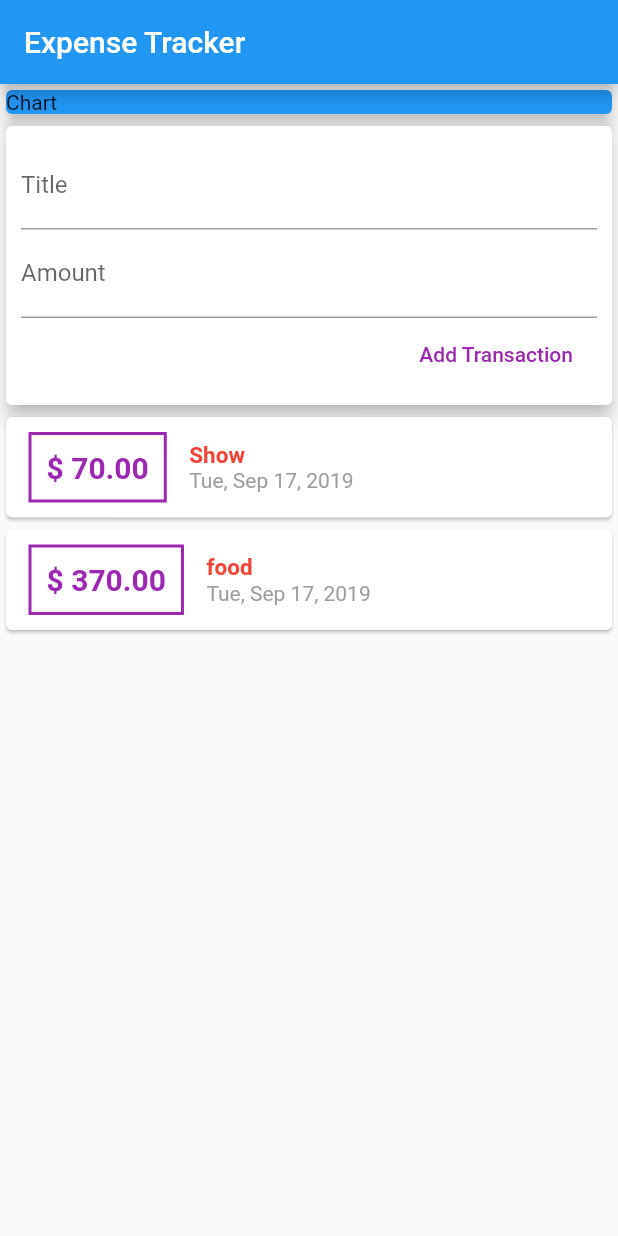
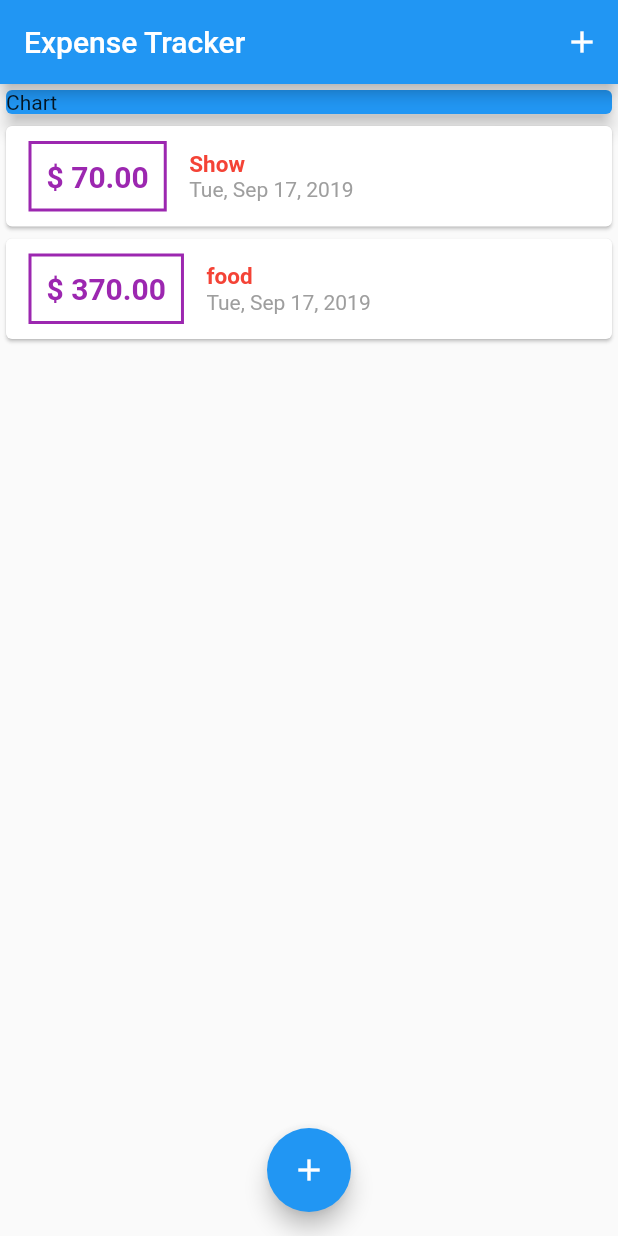
Before and after one commit to jithinlal/udemy_course_flutter, a Flutter app: the screen it shows after launch, on a phone screen of 412 x 824 dp. Run offline on Flutter 3.47's test engine with Material 2 defaults, Android fonts, the phone set to English and light mode, and no system bars.

```diff
--- a/expense_tracker/lib/main.dart
+++ b/expense_tracker/lib/main.dart
@@ -1,4 +1,6 @@
-import 'package:expense_tracker/widgets/user_transactions.dart';
+import 'package:expense_tracker/model/Transaction.dart';
+import 'package:expense_tracker/widgets/new_transaction.dart';
+import 'package:expense_tracker/widgets/transaction_list.dart';
 import 'package:flutter/material.dart';
 
 void main() => runApp(MyApp());
@@ -8,20 +10,75 @@ class MyApp extends StatelessWidget {
   Widget build(BuildContext context) {
     return MaterialApp(
       title: 'Expense Tracker',
+      debugShowCheckedModeBanner: false,
       home: MyHomePage(),
     );
   }
 }
 
-class MyHomePage extends StatelessWidget {
+class MyHomePage extends StatefulWidget {
 //  String titleInput;
 //  String amountInput;
+  @override
+  _MyHomePageState createState() => _MyHomePageState();
+}
+
+class _MyHomePageState extends State<MyHomePage> {
+  void _startAddNewTransaction(BuildContext ctx) {
+    showModalBottomSheet(
+        context: ctx,
+        builder: (BuildContext bctx) {
+          return GestureDetector(
+            child: NewTransaction(_addNewTransaction),
+            onTap: () {},
+            behavior: HitTestBehavior.opaque,
+          );
+        });
+  }
+
+  final List<Transaction> _userTransactions = [
+    Transaction(
+      id: 't1',
+      title: 'Show',
+      amount: 70,
+      date: DateTime.now(),
+    ),
+    Transaction(
+      id: 't2',
+      title: 'food',
+      amount: 370,
+      date: DateTime.now(),
+    )
+  ];
+
+  void _addNewTransaction(String txTitle, double txAmount) {
+    final newTx = new Transaction(
+      id: DateTime.now().toString(),
+      title: txTitle,
+      amount: txAmount,
+      date: DateTime.now(),
+    );
+
+    setState(() {
+      _userTransactions.add(newTx);
+    });
+  }
 
   @override
   Widget build(BuildContext context) {
     return Scaffold(
       appBar: AppBar(
         title: Text('Expense Tracker'),
+        actions: <Widget>[
+          IconButton(
+            icon: Icon(
+              Icons.add,
+            ),
+            onPressed: () {
+              _startAddNewTransaction(context);
+            },
+          ),
+        ],
       ),
       body: Column(
         children: <Widget>[
@@ -35,8 +92,15 @@ class MyHomePage extends StatelessWidget {
               ),
             ),
           ),
-          UserTransactions(),
+          TransactionList(_userTransactions),
         ],
+      ),
+      floatingActionButtonLocation: FloatingActionButtonLocation.centerFloat,
+      floatingActionButton: FloatingActionButton(
+        child: Icon(Icons.add),
+        onPressed: () {
+          _startAddNewTransaction(context);
+        },
       ),
     );
   }
--- a/expense_tracker/lib/widgets/user_transactions.dart
+++ /dev/null
@@ -1,49 +0,0 @@
-import 'package:expense_tracker/model/Transaction.dart';
-import 'package:expense_tracker/widgets/new_transaction.dart';
-import 'package:expense_tracker/widgets/transaction_list.dart';
-import 'package:flutter/material.dart';
-
-class UserTransactions extends StatefulWidget {
-  @override
-  _UserTransactionsState createState() => _UserTransactionsState();
-}
-
-class _UserTransactionsState extends State<UserTransactions> {
-  final List<Transaction> _userTransactions = [
-    Transaction(
-      id: 't1',
-      title: 'Show',
-      amount: 70,
-      date: DateTime.now(),
-    ),
-    Transaction(
-      id: 't2',
-      title: 'food',
-      amount: 370,
-      date: DateTime.now(),
-    )
-  ];
-
-  void _addNewTransaction(String txTitle, double txAmount) {
-    final newTx = new Transaction(
-      id: DateTime.now().toString(),
-      title: txTitle,
-      amount: txAmount,
-      date: DateTime.now(),
-    );
-
-    setState(() {
-      _userTransactions.add(newTx);
-    });
-  }
-
-  @override
-  Widget build(BuildContext context) {
-    return Column(
-      children: <Widget>[
-        NewTransaction(_addNewTransaction),
-        TransactionList(_userTransactions),
-      ],
-    );
-  }
-}
```
Also changed, not shown: expense_tracker/lib/widgets/new_transaction.dart (+16 -7 lines).
